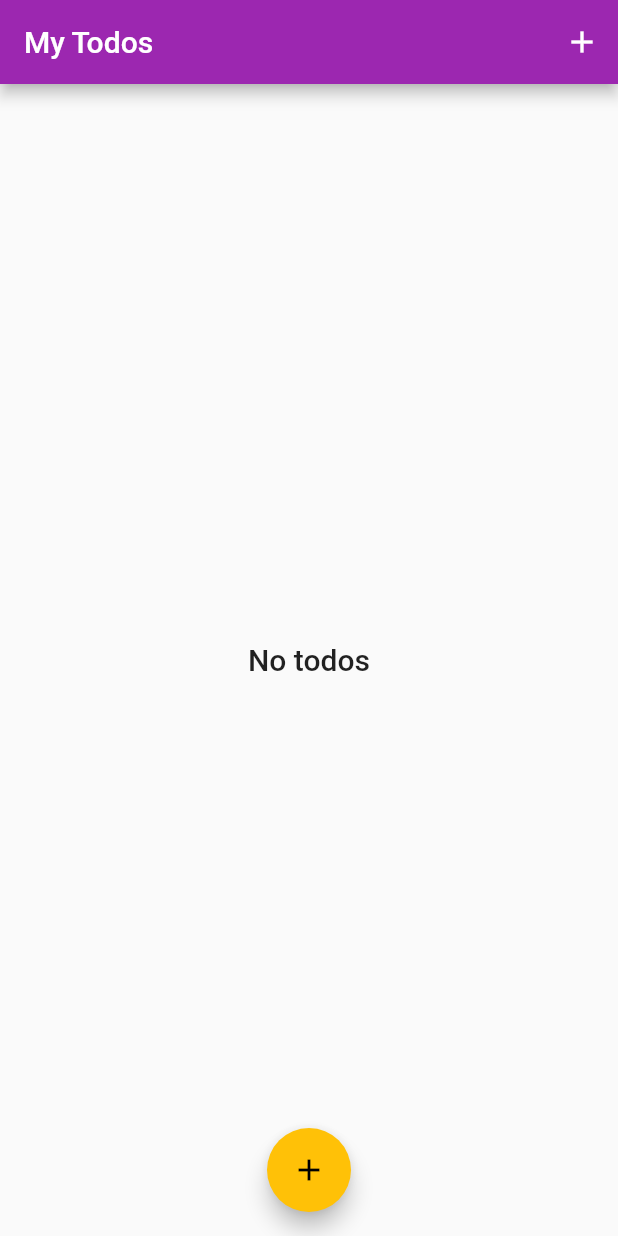
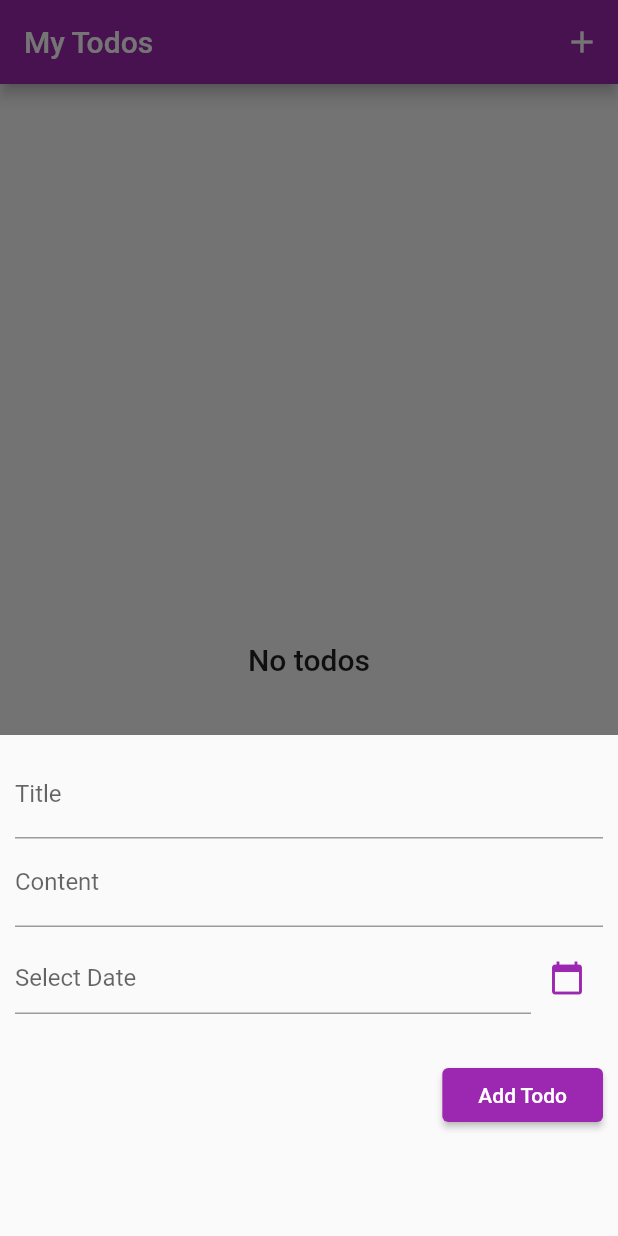
Before and after one commit to cybersaksham/TODO-App, a Flutter app: the screen it shows once a user with an empty profile is signed in, after a tap on the "add" icon, on a phone screen of 412 x 824 dp. Run offline on Flutter 3.47's test engine with Material 2 defaults, Android fonts, the phone set to English and light mode, and no system bars; our stand-ins replace cloud_firestore, firebase_auth, string_validator; accounts and stored records are empty.

Commit message:
add todo functionality

```diff
--- a/lib/Screens/Home/homescreen.dart
+++ b/lib/Screens/Home/homescreen.dart
@@ -1,6 +1,8 @@
 import 'package:flutter/material.dart';
 import 'package:firebase_auth/firebase_auth.dart';
 import 'package:cloud_firestore/cloud_firestore.dart';
+
+import './new_todo.dart';
 
 import '../../Models/loader.dart';
 
@@ -26,6 +28,19 @@ class _HomeScreenState extends State<HomeScreen> {
     });
   }
 
+  void addTodo(BuildContext ctx) {
+    showModalBottomSheet(
+      context: ctx,
+      builder: (_) {
+        return GestureDetector(
+          onTap: () {},
+          behavior: HitTestBehavior.opaque,
+          child: NewTodo(),
+        );
+      },
+    );
+  }
+
   @override
   void initState() {
     fetchData();
@@ -37,7 +52,12 @@ class _HomeScreenState extends State<HomeScreen> {
     return Scaffold(
       appBar: AppBar(
         title: Text("My Todos"),
-        actions: [IconButton(icon: Icon(Icons.add), onPressed: () {})],
+        actions: [
+          IconButton(
+            icon: Icon(Icons.add),
+            onPressed: () => addTodo(context),
+          )
+        ],
       ),
       body: _isLoading
           ? Loader()
@@ -68,7 +88,7 @@ class _HomeScreenState extends State<HomeScreen> {
       floatingActionButtonLocation: FloatingActionButtonLocation.centerFloat,
       floatingActionButton: FloatingActionButton(
         child: Icon(Icons.add),
-        onPressed: () {},
+        onPressed: () => addTodo(context),
       ),
     );
   }
--- /dev/null
+++ b/lib/Screens/Home/new_todo.dart
@@ -0,0 +1,143 @@
+import 'package:flutter/material.dart';
+import 'package:flutter/services.dart';
+import 'package:intl/intl.dart';
+import 'package:cloud_firestore/cloud_firestore.dart';
+import 'package:firebase_auth/firebase_auth.dart';
+
+import '../../Models/loader.dart';
+
+class NewTodo extends StatefulWidget {
+  @override
+  _NewTodoState createState() => _NewTodoState();
+}
+
+class _NewTodoState extends State<NewTodo> {
+  final _formKey = GlobalKey<FormState>();
+  bool _isDateSelected = false;
+  bool _isLoading = false;
+  DateTime _pickedDate;
+
+  String _title = "";
+  String _content = "";
+  String _date = "";
+
+  String _validateTitle(String val) {
+    if (val.isEmpty) return "This field is required.";
+    return null;
+  }
+
+  String _validateDate(String val) {
+    if (!_isDateSelected) return "This field is required.";
+    return null;
+  }
+
+  void _presentDatePicker() {
+    showDatePicker(
+      context: context,
+      initialDate: DateTime.now(),
+      firstDate: DateTime.now(),
+      lastDate: DateTime(3000),
+    ).then((pickedDate) {
+      if (pickedDate == null) {
+        return;
+      }
+      setState(() {
+        _isDateSelected = true;
+        _pickedDate = pickedDate;
+        _date = DateFormat('MMM dd, yyyy').format(pickedDate);
+      });
+    });
+  }
+
+  Future<void> _submitForm() async {
+    SystemChannels.textInput.invokeMethod("TextInput.hide");
+    if (_formKey.currentState.validate()) {
+      _formKey.currentState.save();
+      setState(() {
+        _isLoading = true;
+      });
+      final FirebaseUser user = await FirebaseAuth.instance.currentUser();
+      String year = (_date.trim()).substring(8);
+      int month = _pickedDate.month;
+      String day = (_date.trim()).substring(4, 6);
+      String time = "$year $month $day ${Timestamp.now()}";
+      await Firestore.instance
+          .collection('users')
+          .document(user.uid)
+          .collection('todos')
+          .document(time)
+          .setData({
+        'title': _title.trim(),
+        'content': _content.trim(),
+        'date': _date.trim(),
+        'createdAt': time,
+      });
+      setState(() {
+        _isLoading = true;
+      });
+      Navigator.of(context).pop();
+    }
+  }
+
+  @override
+  Widget build(BuildContext context) {
+    return SingleChildScrollView(
+      child: Container(
+        padding: EdgeInsets.only(
+          top: 10,
+          left: 10,
+          right: 10,
+          bottom: 70,
+        ),
+        child: Form(
+          key: _formKey,
+          child: Column(
+            crossAxisAlignment: CrossAxisAlignment.end,
+            children: <Widget>[
+              TextFormField(
+                decoration: InputDecoration(labelText: "Title"),
+                onSaved: (val) => _title = val,
+                textInputAction: TextInputAction.next,
+                textCapitalization: TextCapitalization.words,
+                validator: (val) => _validateTitle(val),
+              ),
+              TextFormField(
+                decoration: InputDecoration(labelText: "Content"),
+                onSaved: (val) => _content = val,
+                textCapitalization: TextCapitalization.sentences,
+                validator: (val) => _validateTitle(val),
+              ),
+              SizedBox(height: 10),
+              Row(
+                children: <Widget>[
+                  Expanded(
+                    child: TextFormField(
+                      decoration: InputDecoration(
+                        hintText: _isDateSelected ? _date : "Select Date",
+                      ),
+                      validator: (val) => _validateDate(val),
+                      readOnly: true,
+                      onTap: () => _presentDatePicker(),
+                    ),
+                  ),
+                  IconButton(
+                    icon: Icon(Icons.calendar_today),
+                    color: Theme.of(context).primaryColor,
+                    onPressed: () => _presentDatePicker(),
+                  )
+                ],
+              ),
+              SizedBox(height: 30),
+              if (_isLoading) Loader(),
+              if (!_isLoading)
+                RaisedButton(
+                  child: Text("Add Todo"),
+                  onPressed: () => _submitForm(),
+                )
+            ],
+          ),
+        ),
+      ),
+    );
+  }
+}
--- a/pubspec.yaml
+++ b/pubspec.yaml
@@ -28,6 +28,7 @@ dependencies:
   cloud_firestore: ^0.13.5
   google_fonts: ^1.1.0
   string_validator: ^0.3.0
+  intl: ^0.15.8
 
 
   # The following adds the Cupertino Icons font to your application.
```
Also changed, not shown: pubspec.lock, 1 other file.
